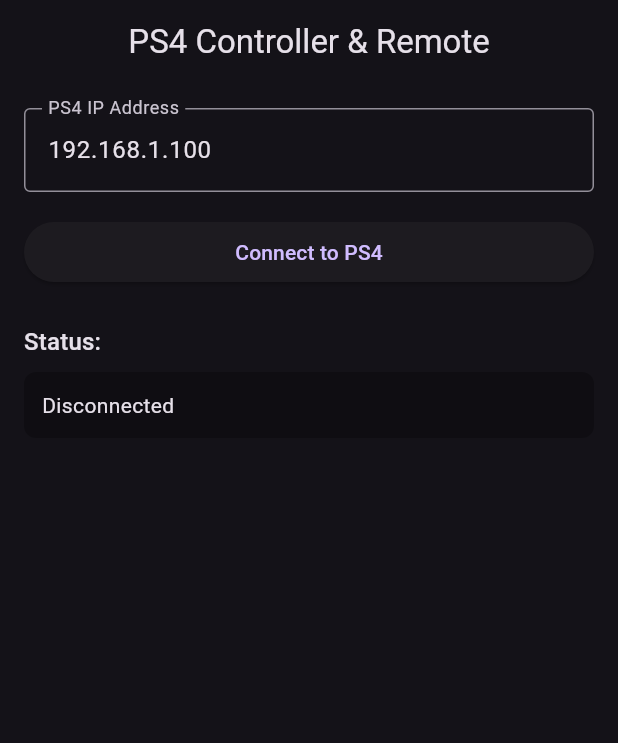
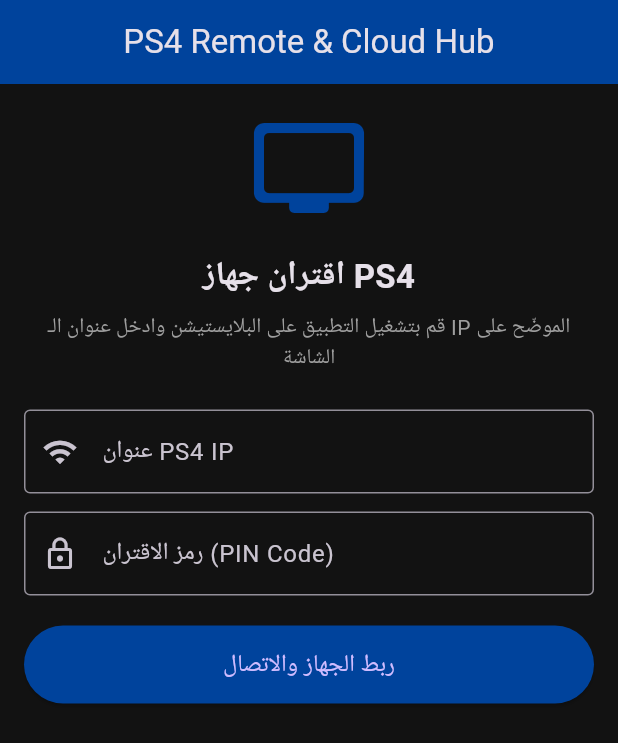
Before and after one commit to eab71334-web/ps4_flutter_app, a Flutter app: the screen it shows after launch, on a phone screen of 412 x 824 dp. Shown: the top 743 px of the screen. Run offline on Flutter 3.47's test engine with Material 3 defaults, Android fonts, the phone set to English and light mode, and no system bars.

Commit message:
Update main.dart

```diff
--- a/lib/main.dart
+++ b/lib/main.dart
@@ -1,5 +1,6 @@
 import 'package:flutter/material.dart';
 import 'package:http/http.dart' as http;
+import 'dart:convert';
 
 void main() {
   runApp(const PS4HybridApp());
@@ -12,48 +13,72 @@
   Widget build(BuildContext context) {
     return MaterialApp(
       debugShowCheckedModeBanner: false,
-      title: 'PS4 Hybrid Control',
-      theme: ThemeData.dark(),
-      home: const StreamScreen(),
+      title: 'PS4 Remote & Cloud Portal',
+      theme: ThemeData.dark().copyWith(
+        scaffoldBackgroundColor: const Color(0xFF121212),
+        primaryColor: const Color(0xFF00439C),
+      ),
+      home: const HomeScreen(),
     );
   }
 }
 
-class StreamScreen extends StatefulWidget {
-  const StreamScreen({super.key});
+class HomeScreen extends StatefulWidget {
+  const HomeScreen({super.key});
 
   @override
-  State<StreamScreen> createState() => _StreamScreenState();
+  State<HomeScreen> createState() => _HomeScreenState();
 }
 
-class _StreamScreenState extends State<StreamScreen> {
-  final TextEditingController _ipController = TextEditingController(text: '192.168.1.100');
-  String _status = 'Disconnected';
+class _HomeScreenState extends State<HomeScreen> {
+  final TextEditingController _ipController = TextEditingController();
+  final TextEditingController _pinController = TextEditingController();
+
+  bool _isConnected = false;
   bool _isLoading = false;
+  String _statusMessage = '';
+  List<dynamic> _gamesList = [];
 
-  Future<void> _checkServerStatus() async {
+  // التحقق من صحة عنوان الـ IP قبل إرسال الطلب
+  bool _isValidIP(String ip) {
+    final regExp = RegExp(r'^((25[0-5]|2[0-4][0-9]|[01]?[0-9][0-9]?)\.){3}(25[0-5]|2[0-4][0-9]|[01]?[0-9][0-9]?)$');
+    return regExp.hasMatch(ip);
+  }
+
+  Future<void> _connectToPS4() async {
+    final ip = _ipController.text.trim();
+    if (!_isValidIP(ip)) {
+      setState(() {
+        _statusMessage = 'يرجى إدخال عنوان IP صحيح (مثال: 192.168.1.10)';
+      });
+      return;
+    }
+
     setState(() {
       _isLoading = true;
-      _status = 'Connecting...';
+      _statusMessage = 'جاري الاتصال بجهاز البلايستيشن...';
     });
 
     try {
       final response = await http.get(
-        Uri.parse('http://${_ipController.text}:9025/status'),
+        Uri.parse('http://$ip:9025/api/games'),
       ).timeout(const Duration(seconds: 5));
 
       if (response.statusCode == 200) {
+        final data = json.decode(response.body);
         setState(() {
-          _status = 'Connected: ${response.body}';
+          _isConnected = true;
+          _gamesList = data['games'] ?? [];
+          _statusMessage = 'تم الاتصال بنجاح!';
         });
       } else {
         setState(() {
-          _status = 'Server Error (${response.statusCode})';
+          _statusMessage = 'فشل الاتصال: رمز الاستجابة ${response.statusCode}';
         });
       }
     } catch (e) {
       setState(() {
-        _status = 'Connection Failed: $e';
+        _statusMessage = 'تعذر الاتصال. تأكد من تشغيل التطبيق في البلايستيشن وأن الجهازين على نفس الشبكة.';
       });
     } finally {
       setState(() {
@@ -66,49 +91,136 @@
   Widget build(BuildContext context) {
     return Scaffold(
       appBar: AppBar(
-        title: const Text('PS4 Controller & Remote'),
+        title: const Text('PS4 Remote & Cloud Hub'),
+        backgroundColor: const Color(0xFF00439C),
         centerTitle: true,
       ),
       body: Padding(
         padding: const EdgeInsets.all(16.0),
+        child: _isConnected ? _buildDashboard() : _buildPairingView(),
+      ),
+    );
+  }
+
+  // واجهة الاقتران وإدخال البيانات
+  Widget _buildPairingView() {
+    return SingleChildScrollView(
       child: Column(
         crossAxisAlignment: CrossAxisAlignment.stretch,
         children: [
+          const Icon(Icons.tv_rounded, size: 80, color: Color(0xFF00439C)),
+          const SizedBox(height: 16),
+          const Text(
+            'اقتران جهاز PS4',
+            textAlign: TextAlign.center,
+            style: TextStyle(fontSize: 22, fontWeight: FontWeight.bold),
+          ),
+          const SizedBox(height: 8),
+          const Text(
+            'قم بتشغيل التطبيق على البلايستيشن وادخل عنوان الـ IP الموضّح على الشاشة',
+            textAlign: TextAlign.center,
+            style: TextStyle(color: Colors.grey),
+          ),
+          const SizedBox(height: 24),
           TextField(
             controller: _ipController,
+            keyboardType: TextInputType.number,
             decoration: const InputDecoration(
-                labelText: 'PS4 IP Address',
+              labelText: 'عنوان PS4 IP',
+              hintText: '192.168.1.X',
               border: OutlineInputBorder(),
+              prefixIcon: Icon(Icons.wifi),
             ),
+          ),
+          const SizedBox(height: 12),
+          TextField(
+            controller: _pinController,
             keyboardType: TextInputType.number,
+            decoration: const InputDecoration(
+              labelText: 'رمز الاقتران (PIN Code)',
+              hintText: '123456',
+              border: OutlineInputBorder(),
+              prefixIcon: Icon(Icons.lock_outline),
             ),
+          ),
+          const SizedBox(height: 20),
+          ElevatedButton(
+            onPressed: _isLoading ? null : _connectToPS4,
+            style: ElevatedButton.styleFrom(
+              backgroundColor: const Color(0xFF00439C),
+              padding: const EdgeInsets.symmetric(vertical: 14),
+            ),
+            child: _isLoading
+                ? const CircularProgressIndicator(color: Colors.white)
+                : const Text('ربط الجهاز والاتصال', style: TextStyle(fontSize: 16)),
+          ),
+          if (_statusMessage.isNotEmpty) ...[
             const SizedBox(height: 16),
-            ElevatedButton(
-              onPressed: _isLoading ? null : _checkServerStatus,
-              child: _isLoading
-                  ? const CircularProgressIndicator()
-                  : const Text('Connect to PS4'),
-            ),
-            const SizedBox(height: 24),
-            Text(
-              'Status:',
-              style: Theme.of(context).textTheme.titleMedium,
-            ),
-            const SizedBox(height: 8),
             Container(
               padding: const EdgeInsets.all(12),
               decoration: BoxDecoration(
-                color: Colors.black26,
+                color: Colors.white10,
                 borderRadius: BorderRadius.circular(8),
               ),
               child: Text(
-                _status,
-                style: const TextStyle(fontSize: 14),
+                _statusMessage,
+                textAlign: TextAlign.center,
+                style: const TextStyle(color: Colors.orangeAccent),
+              ),
+            ),
+          ]
+        ],
+      ),
+    );
+  }
+
+  // واجهة التحكم ومكتبة الألعاب بعد الاتصال
+  Widget _buildDashboard() {
+    return Column(
+      crossAxisAlignment: CrossAxisAlignment.start,
+      children: [
+        Row(
+          mainAxisAlignment: MainAxisAlignment.spaceBetween,
+          children: [
+            const Text(
+              'مكتبة ألعاب PS4',
+              style: TextStyle(fontSize: 20, fontWeight: FontWeight.bold),
+            ),
+            IconButton(
+              icon: const Icon(Icons.refresh),
+              onPressed: _connectToPS4,
+            )
+          ],
+        ),
+        const SizedBox(height: 12),
+        Expanded(
+          child: _gamesList.isEmpty
+              ? const Center(child: Text('لا توجد ألعاب متوفرة أو جاري التحميل...'))
+              : ListView.builder(
+                  itemCount: _gamesList.length,
+                  itemBuilder: (context, index) {
+                    final game = _gamesList[index];
+                    return Card(
+                      color: const Color(0xFF1E1E1E),
+                      margin: const EdgeInsets.symmetric(vertical: 6),
+                      child: ListTile(
+                        leading: const Icon(Icons.sports_esports, color: Color(0xFF00439C)),
+                        title: Text(game['name'] ?? 'Game Title'),
+                        subtitle: Text('Title ID: ${game['title_id']}'),
+                        trailing: ElevatedButton(
+                          onPressed: () {
+                            ScaffoldMessenger.of(context).showSnackBar(
+                              SnackBar(content: Text('تشغيل ${game['name']}...')),
+                            );
+                          },
+                          child: const Text('تشغيل'),
+                        ),
+                      ),
+                    );
+                  },
                 ),
         ),
       ],
-        ),
-      ),
     );
   }
 }
```
Lines whose indentation alone changed are shown as unchanged.
